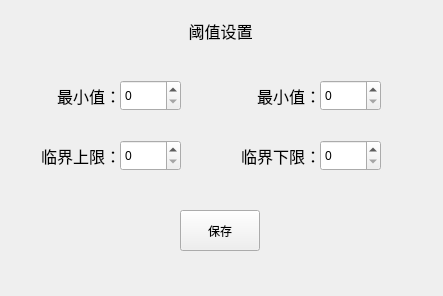
First picture: the form in BusBar/setting/settingthreshold.ui, repository luozhiyong131/BusBar, before the edit.
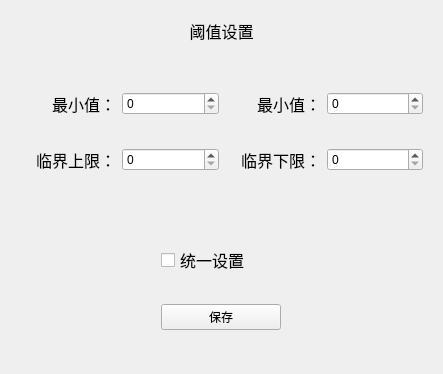
Second picture: the form after the edit.

```diff
--- a/BusBar/setting/settingthreshold.ui
+++ b/BusBar/setting/settingthreshold.ui
@@ -7,20 +7,26 @@
     <x>0</x>
     <y>0</y>
     <width>443</width>
+    <height>374</height>
+   </rect>
+  </property>
+  <property name="minimumSize">
+   <size>
+    <width>0</width>
     <height>296</height>
-   </rect>
+   </size>
   </property>
   <property name="windowTitle">
    <string>Form</string>
   </property>
+  <layout class="QVBoxLayout" name="verticalLayout">
+   <item>
   <widget class="QLabel" name="label">
-   <property name="geometry">
-    <rect>
-     <x>10</x>
-     <y>10</y>
-     <width>421</width>
-     <height>41</height>
-    </rect>
+     <property name="maximumSize">
+      <size>
+       <width>16777215</width>
+       <height>40</height>
+      </size>
    </property>
    <property name="font">
     <font>
@@ -34,15 +40,12 @@
     <set>Qt::AlignCenter</set>
    </property>
   </widget>
+   </item>
+   <item>
+    <widget class="QWidget" name="widget" native="true">
+     <layout class="QGridLayout" name="gridLayout_2">
+      <item row="0" column="0">
   <widget class="QLabel" name="label_2">
-   <property name="geometry">
-    <rect>
-     <x>50</x>
-     <y>80</y>
-     <width>71</width>
-     <height>31</height>
-    </rect>
-   </property>
    <property name="font">
     <font>
      <pointsize>12</pointsize>
@@ -55,15 +58,9 @@
     <set>Qt::AlignRight|Qt::AlignTrailing|Qt::AlignVCenter</set>
    </property>
   </widget>
+      </item>
+      <item row="0" column="1">
   <widget class="QSpinBox" name="spinBox">
-   <property name="geometry">
-    <rect>
-     <x>120</x>
-     <y>80</y>
-     <width>61</width>
-     <height>31</height>
-    </rect>
-   </property>
    <property name="suffix">
     <string/>
    </property>
@@ -71,25 +68,9 @@
     <string/>
    </property>
   </widget>
-  <widget class="QSpinBox" name="spinBox_2">
-   <property name="geometry">
-    <rect>
-     <x>320</x>
-     <y>80</y>
-     <width>61</width>
-     <height>31</height>
-    </rect>
-   </property>
-  </widget>
+      </item>
+      <item row="0" column="2">
   <widget class="QLabel" name="label_3">
-   <property name="geometry">
-    <rect>
-     <x>250</x>
-     <y>80</y>
-     <width>71</width>
-     <height>31</height>
-    </rect>
-   </property>
    <property name="font">
     <font>
      <pointsize>12</pointsize>
@@ -102,35 +83,12 @@
     <set>Qt::AlignRight|Qt::AlignTrailing|Qt::AlignVCenter</set>
    </property>
   </widget>
-  <widget class="QSpinBox" name="spinBox_3">
-   <property name="geometry">
-    <rect>
-     <x>320</x>
-     <y>140</y>
-     <width>61</width>
-     <height>31</height>
-    </rect>
-   </property>
-  </widget>
-  <widget class="QSpinBox" name="spinBox_4">
-   <property name="geometry">
-    <rect>
-     <x>120</x>
-     <y>140</y>
-     <width>61</width>
-     <height>31</height>
-    </rect>
-   </property>
-  </widget>
+      </item>
+      <item row="0" column="3">
+       <widget class="QSpinBox" name="spinBox_2"/>
+      </item>
+      <item row="1" column="0">
   <widget class="QLabel" name="label_4">
-   <property name="geometry">
-    <rect>
-     <x>30</x>
-     <y>140</y>
-     <width>91</width>
-     <height>31</height>
-    </rect>
-   </property>
    <property name="font">
     <font>
      <pointsize>12</pointsize>
@@ -143,15 +101,12 @@
     <set>Qt::AlignRight|Qt::AlignTrailing|Qt::AlignVCenter</set>
    </property>
   </widget>
+      </item>
+      <item row="1" column="1">
+       <widget class="QSpinBox" name="spinBox_3"/>
+      </item>
+      <item row="1" column="2">
   <widget class="QLabel" name="label_5">
-   <property name="geometry">
-    <rect>
-     <x>230</x>
-     <y>140</y>
-     <width>91</width>
-     <height>31</height>
-    </rect>
-   </property>
    <property name="font">
     <font>
      <pointsize>12</pointsize>
@@ -164,19 +119,61 @@
     <set>Qt::AlignRight|Qt::AlignTrailing|Qt::AlignVCenter</set>
    </property>
   </widget>
+      </item>
+      <item row="1" column="3">
+       <widget class="QSpinBox" name="spinBox_4">
+        <property name="prefix">
+         <string/>
+        </property>
+       </widget>
+      </item>
+     </layout>
+    </widget>
+   </item>
+   <item>
+    <widget class="QWidget" name="widget_2" native="true">
+     <layout class="QGridLayout" name="gridLayout">
+      <property name="leftMargin">
+       <number>0</number>
+      </property>
+      <property name="rightMargin">
+       <number>0</number>
+      </property>
+      <item row="0" column="0">
+       <widget class="QCheckBox" name="checkBox">
+        <property name="maximumSize">
+         <size>
+          <width>150</width>
+          <height>16777215</height>
+         </size>
+        </property>
+        <property name="font">
+         <font>
+          <pointsize>12</pointsize>
+         </font>
+        </property>
+        <property name="text">
+         <string>统一设置</string>
+        </property>
+       </widget>
+      </item>
+      <item row="1" column="0">
   <widget class="QPushButton" name="pushButton">
-   <property name="geometry">
-    <rect>
-     <x>180</x>
-     <y>210</y>
-     <width>80</width>
-     <height>41</height>
-    </rect>
+        <property name="maximumSize">
+         <size>
+          <width>120</width>
+          <height>16777215</height>
+         </size>
    </property>
    <property name="text">
     <string>保存</string>
    </property>
   </widget>
+      </item>
+     </layout>
+    </widget>
+   </item>
+  </layout>
  </widget>
  <resources/>
  <connections/>
```
Lines whose indentation alone changed are shown as unchanged.
